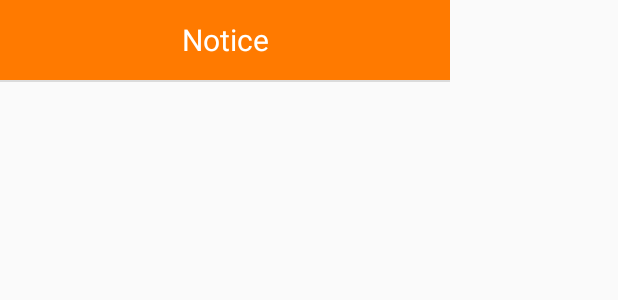
After one commit to sunkim99/Groundd, an Android app: the layout activity_char_inven_head.xml on its own in the app's theme, with its tools: preview values and no code run, on a phone screen of 412 x 824 dp. The commit adds this screen. Shown: the top 300 px of the screen. Run offline under Robolectric (Android 15) with nearby library versions, the phone set to English and light mode, and no system bars; network calls fail.

Commit message:
0603 - 캐릭터 화면 구현을 위한 팝업창 구현중

```diff
--- a/app/src/main/AndroidManifest.xml
+++ b/app/src/main/AndroidManifest.xml
@@ -16,6 +16,7 @@
         android:theme="@style/Theme.AppCompat.Light.NoActionBar"
         tools:targetApi="n">
         <activity android:name=".notice_notice_write" />
+        <activity android:name=".char_inven_head" android:theme="@android:style/Theme.Dialog" />
         <activity android:name=".school_infomation_write" />
         <activity android:name=".LoginActivity" />
         <activity android:name=".notice_notice" />
--- /dev/null
+++ b/app/src/main/res/layout/activity_char_inven_head.xml
@@ -0,0 +1,39 @@
+<?xml version="1.0" encoding="utf-8"?>
+<LinearLayout xmlns:android="http://schemas.android.com/apk/res/android"
+    android:background="#eeeeee"
+    android:orientation="vertical"
+    android:layout_width="300dp"
+    android:layout_height="wrap_content">
+
+    <!-- 타이틀바 -->
+    <LinearLayout
+        android:orientation="horizontal"
+        android:layout_width="match_parent"
+        android:layout_height="wrap_content">
+        <TextView
+            android:text="Notice"
+            android:textSize="20sp"
+            android:textColor="#fff"
+            android:gravity="center"
+            android:background="#ff7a00"
+            android:layout_width="match_parent"
+            android:layout_height="53dp" />
+    </LinearLayout>
+    <!-- //end 타이틀바 -->
+
+    <!-- Notice -->
+    <!-- Notice -->
+
+    <View
+        android:background="#66bdbdbd"
+        android:layout_width="match_parent"
+        android:layout_height="1dp" />
+
+    <!-- 닫기 버튼 -->
+    <LinearLayout
+        android:orientation="horizontal"
+        android:gravity="center"
+        android:layout_width="match_parent"
+        android:layout_height="wrap_content"/>
+    <!--// 닫기 버튼 -->
+</LinearLayout>
```
Also changed, not shown: app/src/main/java/com/example/ground/char_inven.java (+43 -14 lines), app/src/main/java/com/example/ground/char_inven_head.java (added, +57 -0 lines), app/src/main/res/layout/activity_char_inven.xml (+17 -9 lines).
